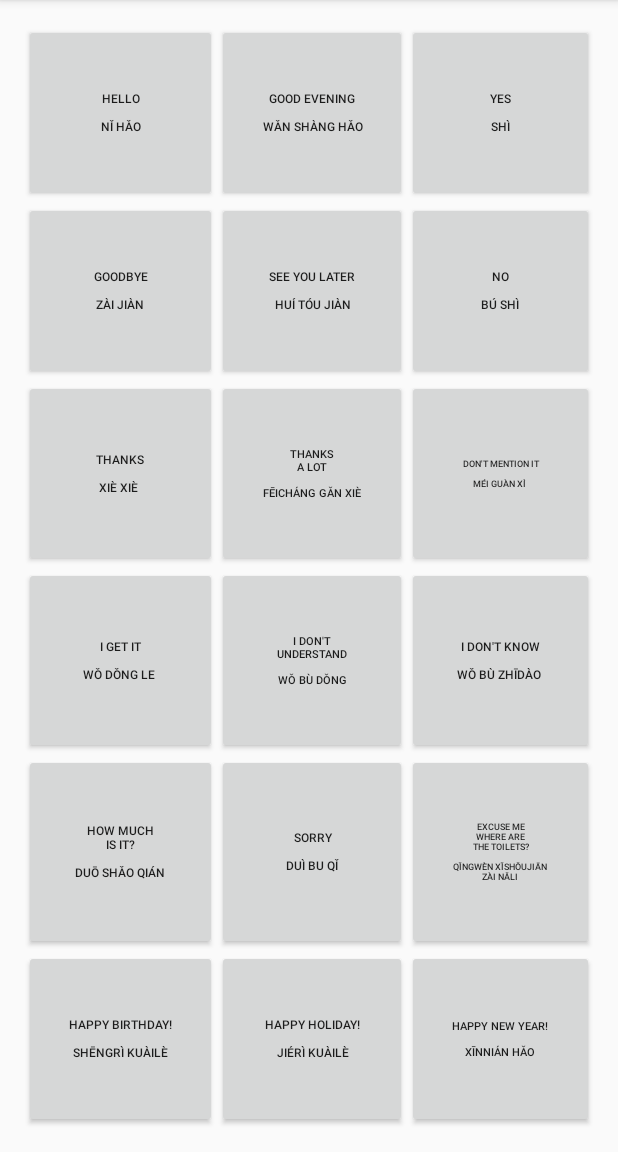
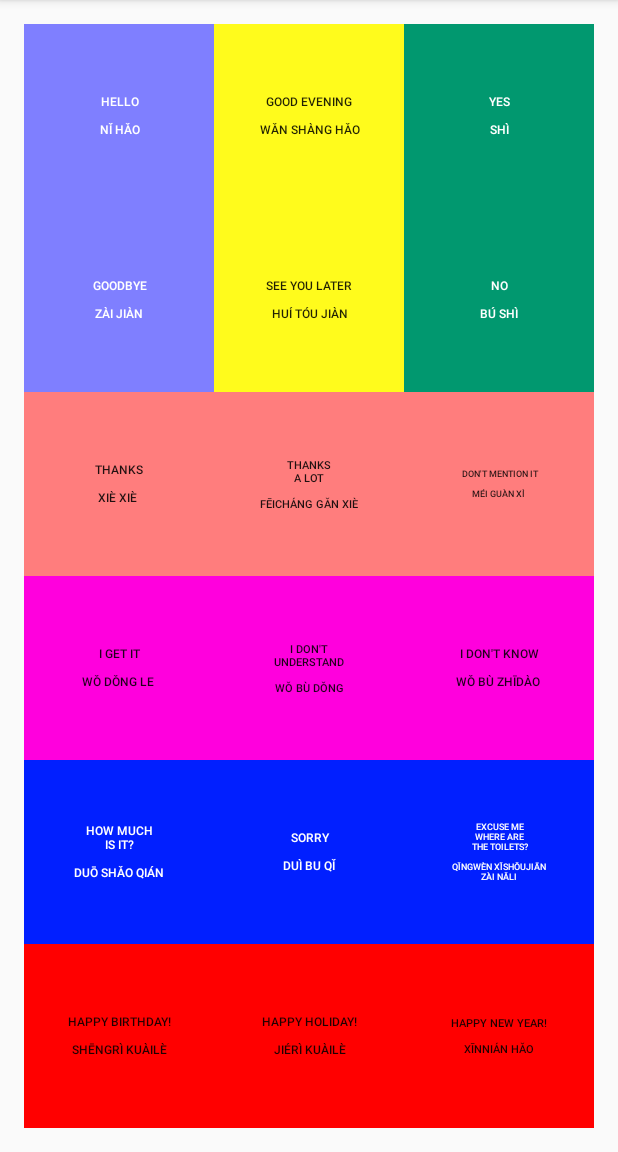
Before and after one commit to resv/LanguageSoundboard-Chinese, an Android app: the screen it shows after launch (MainActivity), on a phone screen of 412 x 824 dp, the part 84-1236 px from its top. Run offline under Robolectric (Android 15) with nearby library versions, the phone set to English and light mode, and no system bars.

Commit message:
added color buttons

```diff
--- a/app/src/main/res/layout/activity_main.xml
+++ b/app/src/main/res/layout/activity_main.xml
@@ -25,7 +25,9 @@
             android:layout_rowWeight="1"
             android:textSize="8sp"
             android:onClick="buttonTapped"
-            android:id="@+id/hello"/>
+            android:id="@+id/hello"
+            android:background="#7f7fff"
+            android:textColor="#ffffff" />
 
         <Button
             android:text="goodbye&#10;&#10;zài jiàn"
@@ -37,7 +39,9 @@
             android:layout_rowWeight="1"
             android:textSize="8sp"
             android:onClick="buttonTapped"
-            android:id="@+id/goodbye" />
+            android:id="@+id/goodbye"
+            android:background="#FF7F7FFF"
+            android:textColor="#ffffff" />
 
 
         <Button
@@ -50,7 +54,8 @@
             android:layout_rowWeight="1"
             android:textSize="8sp"
             android:onClick="buttonTapped"
-            android:id="@+id/thanks" />
+            android:id="@+id/thanks"
+            android:background="#ff7d7d" />
 
         <Button
             android:text="i get it&#10;&#10;wǒ dǒng le "
@@ -62,7 +67,8 @@
             android:layout_rowWeight="1"
             android:textSize="8sp"
             android:onClick="buttonTapped"
-            android:id="@+id/igetit" />
+            android:id="@+id/igetit"
+            android:background="#FFFF00DD" />
 
         <Button
             android:text="how much&#10;is it?&#10;&#10;duō shǎo qián"
@@ -74,7 +80,9 @@
             android:layout_rowWeight="1"
             android:textSize="8sp"
             android:onClick="buttonTapped"
-            android:id="@+id/howmuchisit" />
+            android:id="@+id/howmuchisit"
+            android:background="#011fff"
+            android:textColor="#ffffff" />
 
         <Button
             android:text="happy birthday!&#10;&#10;shēngrì kuàilè"
@@ -86,7 +94,8 @@
             android:layout_rowWeight="1"
             android:textSize="8sp"
             android:onClick="buttonTapped"
-            android:id="@+id/happybirthday" />
+            android:id="@+id/happybirthday"
+            android:background="#ff0000" />
 
 
         <!--MIDDLE COLUMN MIDDLE COLUMN MIDDLE COLUMN MIDDLE COLUMN MIDDLE COLUMN MIDDLE COLUMN-->
@@ -101,7 +110,8 @@
             android:layout_rowWeight="1"
             android:textSize="8sp"
             android:onClick="buttonTapped"
-            android:id="@+id/goodevening" />
+            android:id="@+id/goodevening"
+            android:background="#fffb1c" />
 
 
         <Button
@@ -114,7 +124,8 @@
             android:layout_rowWeight="1"
             android:textSize="8sp"
             android:onClick="buttonTapped"
-            android:id="@+id/seeyoulater" />
+            android:id="@+id/seeyoulater"
+            android:background="#FFFFFB1C" />
 
         <Button
             android:text="thanks&#10;a lot&#10;&#10;fēicháng gǎn xiè"
@@ -126,7 +137,8 @@
             android:layout_rowWeight="1"
             android:textSize="7sp"
             android:onClick="buttonTapped"
-            android:id="@+id/thanksalot" />
+            android:id="@+id/thanksalot"
+            android:background="#FFFF7D7D" />
 
         <Button
             android:text="I don't&#10;understand&#10;&#10;wǒ bù dǒng"
@@ -138,7 +150,8 @@
             android:layout_rowWeight="1"
             android:textSize="7sp"
             android:onClick="buttonTapped"
-            android:id="@+id/idontunderstand" />
+            android:id="@+id/idontunderstand"
+            android:background="#ff00dd" />
 
         <Button
             android:text="sorry&#10;&#10;duì bu qǐ"
@@ -150,7 +163,9 @@
             android:layout_rowWeight="1"
             android:textSize="8sp"
             android:onClick="buttonTapped"
-            android:id="@+id/sorry" />
+            android:id="@+id/sorry"
+            android:background="#FF011FFF"
+            android:textColor="#ffffff" />
 
         <Button
             android:text="happy holiday!&#10;&#10;jiérì kuàilè"
@@ -162,7 +177,8 @@
             android:layout_rowWeight="1"
             android:textSize="8sp"
             android:onClick="buttonTapped"
-            android:id="@+id/happyholiday" />
+            android:id="@+id/happyholiday"
+            android:background="#FFFF0000" />
 
         <!--RIGHT COLUMN RIGHT COLUMN RIGHT COLUMN RIGHT COLUMN RIGHT COLUMN RIGHT COLUMN-->
         <Button
@@ -175,7 +191,9 @@
             android:layout_rowWeight="1"
             android:textSize="8sp"
             android:onClick="buttonTapped"
-            android:id="@+id/yes" />
+            android:id="@+id/yes"
+            android:background="#01986f"
+            android:textColor="#ffffff" />
 
         <Button
             android:text="no&#10;&#10;bú shì"
@@ -187,7 +205,9 @@
             android:layout_rowWeight="1"
             android:textSize="8sp"
             android:onClick="buttonTapped"
-            android:id="@+id/no" />
+            android:id="@+id/no"
+            android:background="#FF01986F"
+            android:textColor="#ffffff" />
 
         <Button
             android:text="don't mention it&#10;&#10;méi guàn xì "
@@ -199,7 +219,8 @@
             android:layout_rowWeight="1"
             android:textSize="6sp"
             android:onClick="buttonTapped"
-            android:id="@+id/dontmentionit" />
+            android:id="@+id/dontmentionit"
+            android:background="#FFFF7D7D" />
 
         <Button
             android:text="i don't know&#10;&#10;wǒ bù zhīdào "
@@ -211,7 +232,8 @@
             android:layout_rowWeight="1"
             android:textSize="8sp"
             android:onClick="buttonTapped"
-            android:id="@+id/idontknow" />
+            android:id="@+id/idontknow"
+            android:background="#FFFF00DD" />
 
         <Button
             android:text="excuse me&#10;where are&#10;the toilets?&#10;&#10;qǐngwèn xǐshǒujiān&#10;zài nǎli"
@@ -223,7 +245,10 @@
             android:layout_rowWeight="1"
             android:textSize="6sp"
             android:onClick="buttonTapped"
-            android:id="@+id/excusemewherearethetoilets" />
+            android:id="@+id/excusemewherearethetoilets"
+            android:background="#FF011FFF"
+            android:fontFamily="sans-serif-medium"
+            android:textColor="#ffffff" />
 
         <Button
             android:text="happy new year!&#10;&#10;xīnnián hǎo"
@@ -235,7 +260,8 @@
             android:layout_rowWeight="1"
             android:textSize="7sp"
             android:onClick="buttonTapped"
-            android:id="@+id/happynewyear" />
+            android:id="@+id/happynewyear"
+            android:background="#FFFF0000" />
 
     </GridLayout>
 </RelativeLayout>
```
